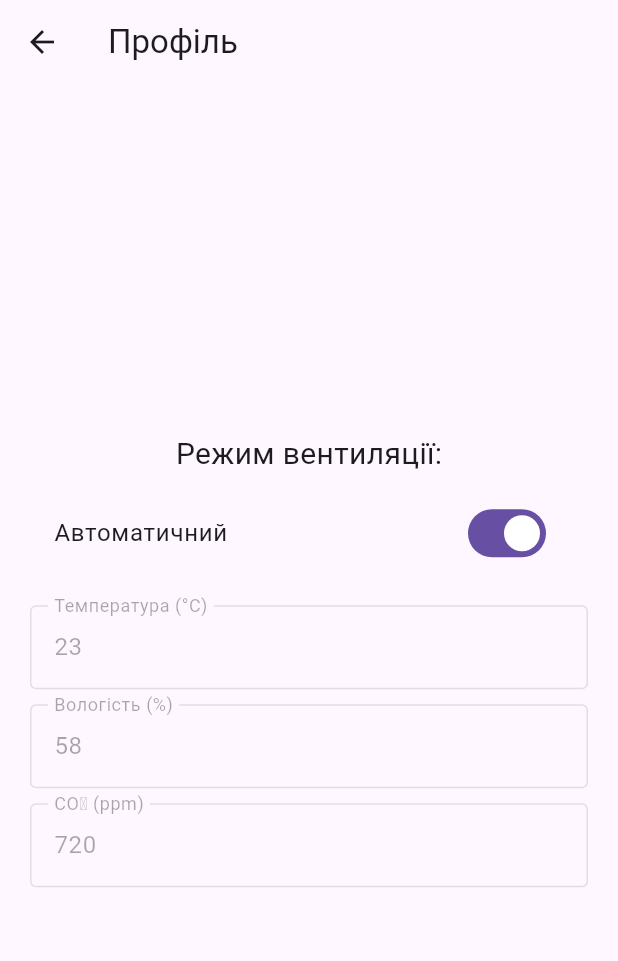
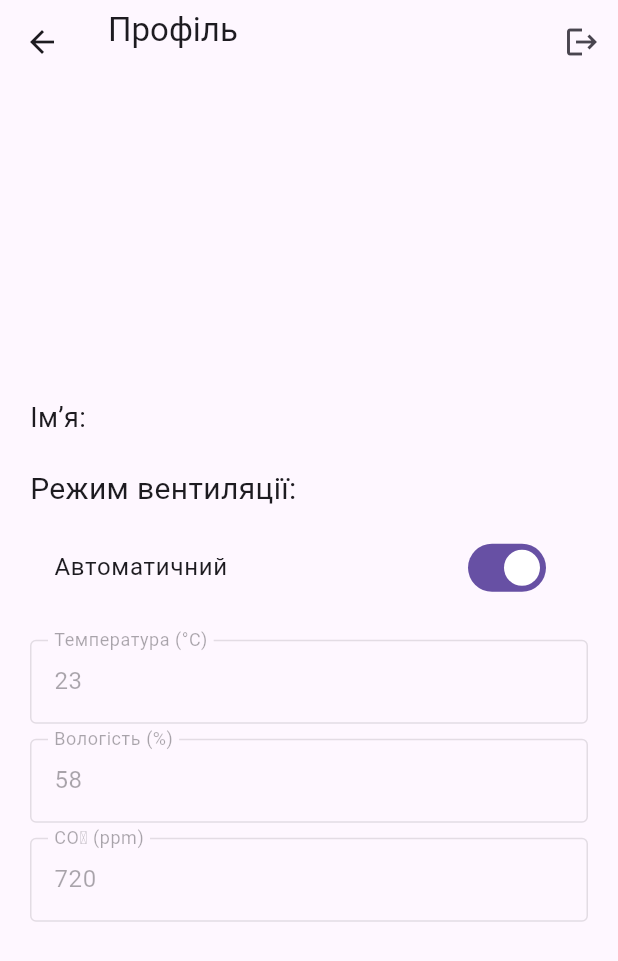
Before and after one commit to chokolada/flutter_labs, a Flutter app: the screen it shows after launch, after a tap on "Увійти", after a tap on the "account circle" icon, on a phone screen of 412 x 824 dp. Shown: the top 961 px of the screen. Run offline on Flutter 3.47's test engine with Material 3 defaults, Android fonts, the phone set to English and light mode, and no system bars; our stand-ins replace shared_preferences.

Commit message:
adding lab3

```diff
--- /dev/null
+++ b/lib/core/storage/user_storage.dart
@@ -0,0 +1,5 @@
+abstract class UserStorage {
+  Future<void> saveUser(String email, String password);
+  Future<Map<String, String>?> loadUser();
+  Future<bool> userExists(String email);
+}
--- a/lib/screens/home_page.dart
+++ b/lib/screens/home_page.dart
@@ -1,18 +1,48 @@
+// lib/screens/home_page.dart
 import 'package:flutter/material.dart';
+import 'package:shared_preferences/shared_preferences.dart';
 import '../widgets/sensor_tile.dart';
 import '../widgets/header_bar.dart';
 
-class HomePage extends StatelessWidget {
+class HomePage extends StatefulWidget {
+  @override
+  _HomePageState createState() => _HomePageState();
+}
+
+class _HomePageState extends State<HomePage> {
+  String co2 = '720';
+  String temp = '23';
+  String hum = '58';
+
+  @override
+  void initState() {
+    super.initState();
+    _loadSensorValues();
+  }
+
+  Future<void> _loadSensorValues() async {
+    final prefs = await SharedPreferences.getInstance();
+    setState(() {
+      co2 = prefs.getString('co2') ?? '720';
+      temp = prefs.getString('temp') ?? '23';
+      hum = prefs.getString('hum') ?? '58';
+    });
+  }
+
+  void _navigateToProfile() {
+    Navigator.pushNamed(context, '/profile').then((_) => _loadSensorValues());
+  }
+
   @override
   Widget build(BuildContext context) => Scaffold(
-    appBar: HeaderBar(title: "Smart Air Monitor", onProfileTap: () => Navigator.pushNamed(context, '/profile')),
+    appBar: HeaderBar(title: "Smart Air Monitor", onProfileTap: _navigateToProfile),
     body: Padding(
       padding: const EdgeInsets.all(20),
       child: Column(
         children: [
-          SensorTile(title: "CO₂", value: "720 ppm"),
-          SensorTile(title: "Температура", value: "23°C"),
-          SensorTile(title: "Вологість", value: "58%"),
+          SensorTile(title: "CO₂", value: "$co2 ppm"),
+          SensorTile(title: "Температура", value: "$temp°C"),
+          SensorTile(title: "Вологість", value: "$hum%"),
         ],
       ),
     ),
--- a/lib/screens/login_page.dart
+++ b/lib/screens/login_page.dart
@@ -1,3 +1,4 @@
+// lib/screens/login_page.dart
 import 'package:flutter/material.dart';
 import 'package:shared_preferences/shared_preferences.dart';
 import '../widgets/custom_text_field.dart';
@@ -24,7 +25,22 @@ class _LoginPageState extends State<LoginPage> {
     passwordController.text = prefs.getString('password') ?? '';
   }
 
-  void _login() => Navigator.pushReplacementNamed(context, '/home');
+  Future<void> _login() async {
+    final prefs = await SharedPreferences.getInstance();
+    final savedEmail = prefs.getString('email') ?? '';
+    final savedPassword = prefs.getString('password') ?? '';
+
+    final enteredEmail = emailController.text.trim();
+    final enteredPassword = passwordController.text.trim();
+
+    if (enteredEmail == savedEmail && enteredPassword == savedPassword) {
+      Navigator.pushReplacementNamed(context, '/home');
+    } else {
+      ScaffoldMessenger.of(context).showSnackBar(
+        SnackBar(content: Text("Невірний email або пароль")),
+      );
+    }
+  }
 
   @override
   Widget build(BuildContext context) => Scaffold(
--- a/lib/screens/profile_page.dart
+++ b/lib/screens/profile_page.dart
@@ -1,5 +1,6 @@
-
+// lib/screens/profile_page.dart
 import 'package:flutter/material.dart';
+import 'package:shared_preferences/shared_preferences.dart';
 
 class ProfilePage extends StatefulWidget {
   @override
@@ -11,15 +12,74 @@ class _ProfilePageState extends State<ProfilePage> {
   final tempController = TextEditingController(text: '23');
   final humController = TextEditingController(text: '58');
   final co2Controller = TextEditingController(text: '720');
+  String userEmail = '';
+  String userName = '';
+
+  @override
+  void initState() {
+    super.initState();
+    _loadUserData();
+  }
+
+  Future<void> _loadUserData() async {
+    final prefs = await SharedPreferences.getInstance();
+    setState(() {
+      userEmail = prefs.getString('email') ?? '';
+      userName = prefs.getString('name') ?? '';
+      tempController.text = prefs.getString('temp') ?? '23';
+      humController.text = prefs.getString('hum') ?? '58';
+      co2Controller.text = prefs.getString('co2') ?? '720';
+      isAutoMode = prefs.getBool('autoMode') ?? true;
+    });
+  }
+
+  Future<void> _saveManualValues() async {
+    final prefs = await SharedPreferences.getInstance();
+    await prefs.setString('temp', tempController.text);
+    await prefs.setString('hum', humController.text);
+    await prefs.setString('co2', co2Controller.text);
+  }
+
+  Future<void> _saveFieldsIfAutoMode() async {
+    final prefs = await SharedPreferences.getInstance();
+    await prefs.setBool('autoMode', isAutoMode);
+    if (isAutoMode) {
+      await prefs.setString('temp', tempController.text);
+      await prefs.setString('hum', humController.text);
+      await prefs.setString('co2', co2Controller.text);
+    }
+  }
+
+  void _logout() {
+    Navigator.of(context).pushNamedAndRemoveUntil('/login', (route) => false);
+  }
 
   @override
   Widget build(BuildContext context) => Scaffold(
-    appBar: AppBar(title: Text("Профіль")),
+    appBar: AppBar(
+      title: Column(
+        crossAxisAlignment: CrossAxisAlignment.start,
+        children: [
+          Text("Профіль"),
+          Text(userEmail, style: TextStyle(fontSize: 12)),
+        ],
+      ),
+      actions: [
+        IconButton(
+          icon: Icon(Icons.logout),
+          onPressed: _logout,
+          tooltip: 'Вийти',
+        )
+      ],
+    ),
     body: Padding(
       padding: const EdgeInsets.all(20),
       child: Column(
         mainAxisAlignment: MainAxisAlignment.center,
+        crossAxisAlignment: CrossAxisAlignment.start,
         children: [
+          Text("Ім’я: $userName", style: TextStyle(fontSize: 18)),
+          SizedBox(height: 20),
           Text("Режим вентиляції:", style: TextStyle(fontSize: 20)),
           SizedBox(height: 10),
           SwitchListTile(
@@ -27,6 +87,7 @@ class _ProfilePageState extends State<ProfilePage> {
             value: isAutoMode,
             onChanged: (value) {
               setState(() => isAutoMode = value);
+              _saveFieldsIfAutoMode();
             },
           ),
           SizedBox(height: 20),
@@ -35,6 +96,20 @@ class _ProfilePageState extends State<ProfilePage> {
           _buildInputField("Вологість (%)", humController),
           SizedBox(height: 10),
           _buildInputField("CO₂ (ppm)", co2Controller),
+          if (!isAutoMode) ...[
+            SizedBox(height: 20),
+            Center(
+              child: ElevatedButton(
+                onPressed: () async {
+                  await _saveManualValues();
+                  ScaffoldMessenger.of(context).showSnackBar(
+                    SnackBar(content: Text("Дані збережено!")),
+                  );
+                },
+                child: Text("Зберегти зміни"),
+              ),
+            )
+          ]
         ],
       ),
     ),
--- a/lib/widgets/custom_text_field.dart
+++ b/lib/widgets/custom_text_field.dart
@@ -4,16 +4,25 @@ class CustomTextField extends StatelessWidget {
   final String label;
   final bool isPassword;
   final TextEditingController controller;
+  final String? Function(String?)? validator;
 
-  const CustomTextField({required this.label, required this.controller, this.isPassword = false});
+  const CustomTextField({
+    required this.label,
+    required this.controller,
+    this.isPassword = false,
+    this.validator,
+  });
 
   @override
-  Widget build(BuildContext context) => TextField(
+  Widget build(BuildContext context) {
+    return TextFormField(
       controller: controller,
       obscureText: isPassword,
+      validator: validator,
       decoration: InputDecoration(
         labelText: label,
         border: OutlineInputBorder(),
       ),
     );
   }
+}
```
Also changed, not shown: lib/data/storage/shared_prefs_user_storage.dart (added, +28 -0 lines), lib/models/user_model.dart (added, +16 -0 lines), lib/screens/register_page.dart (+34 -6 lines), lib/services/auth_service.dart (added, +18 -0 lines), lib/widgets/mood_button.dart (deleted, +0 -19 lines). Lines whose indentation alone changed are shown as unchanged.
